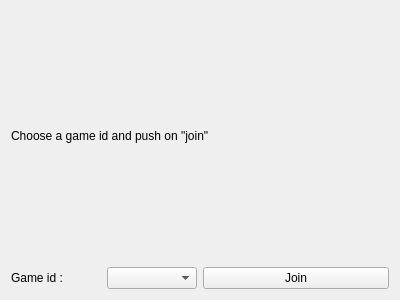
First picture: the form in client/src/user_interface/ui/LoginJoin.ui, repository dima1997/PORTAL_2D_copy, before the edit.
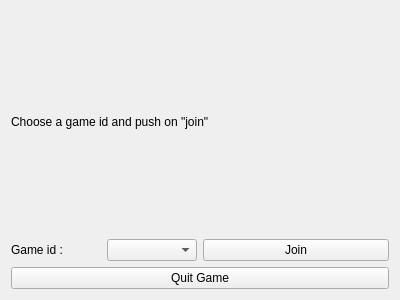
Second picture: the form after the edit.

The edit to the form file:
```diff
--- a/client/src/user_interface/ui/LoginJoin.ui
+++ b/client/src/user_interface/ui/LoginJoin.ui
@@ -46,6 +46,13 @@
      </item>
     </layout>
    </item>
+   <item>
+    <widget class="QPushButton" name="buttonQuit">
+     <property name="text">
+      <string>Quit Game</string>
+     </property>
+    </widget>
+   </item>
   </layout>
  </widget>
  <resources/>
```
